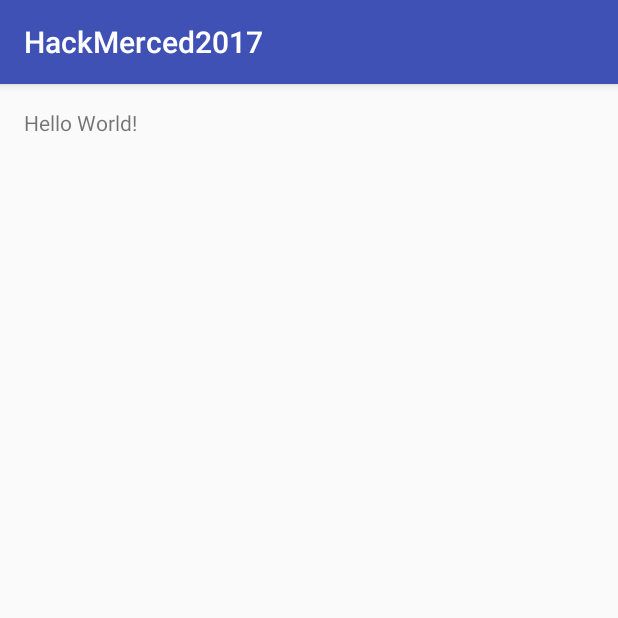
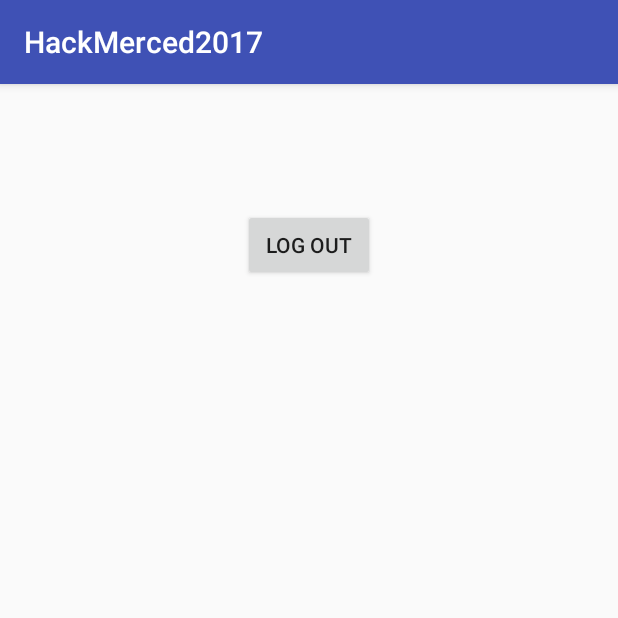
Before and after one commit to MohammadSharif/FormCheck, an Android app: the screen it shows after launch (LoginActivity), on a phone screen of 412 x 824 dp, the top half of it. Run offline under Robolectric (Android 15) with nearby library versions, the phone set to English and light mode, and no system bars; our stand-ins replace Firebase (no records; nobody signed in at launch, a user with empty details on screens opened directly); libraries missing offline, so code that uses them is left out: com.firebase.ui; 1 statement that could not run was skipped.

Commit message:
Added Login UI Buttons

```diff
--- a/app/src/main/java/haxtech/com/hackmerced2017/LoginActivity.java
+++ b/app/src/main/java/haxtech/com/hackmerced2017/LoginActivity.java
@@ -1,13 +1,65 @@
 package haxtech.com.hackmerced2017;
 
+import android.content.Intent;
+import android.support.annotation.NonNull;
 import android.support.v7.app.AppCompatActivity;
 import android.os.Bundle;
+import android.util.Log;
+import android.view.View;
 
-public class LoginActivity extends AppCompatActivity {
+import com.firebase.ui.auth.AuthUI;
+import com.google.android.gms.auth.api.Auth;
+import com.google.android.gms.tasks.OnCompleteListener;
+import com.google.android.gms.tasks.Task;
+import com.google.firebase.auth.FirebaseAuth;
+
+public class LoginActivity extends AppCompatActivity implements View.OnClickListener{
+    private static final int RC_SIGN_IN = 0;
+    private FirebaseAuth auth;
 
     @Override
     protected void onCreate(Bundle savedInstanceState) {
         super.onCreate(savedInstanceState);
         setContentView(R.layout.activity_login);
+        auth = FirebaseAuth.getInstance();
+        if(auth.getCurrentUser() != null){
+            // User has already signed in
+            Log.d("AUTH", auth.getCurrentUser().getEmail());
+        } else {
+            startActivityForResult(AuthUI.getInstance().createSignInIntentBuilder().setProviders(
+                    AuthUI.FACEBOOK_PROVIDER,
+                    AuthUI.EMAIL_PROVIDER,
+                    AuthUI.GOOGLE_PROVIDER
+            ).build(), RC_SIGN_IN);
+        }
+
+        findViewById(R.id.log_out_button).setOnClickListener(this);
+    }
+
+    @Override
+    protected void onActivityResult(int requestCode, int resultCode, Intent data) {
+        super.onActivityResult(requestCode, resultCode, data);
+        if(requestCode == RC_SIGN_IN){
+            if(resultCode == RESULT_OK){
+                // user logged in
+                Log.d("AUTH", auth.getCurrentUser().getEmail());
+            } else {
+                //user not authenticated
+                Log.d("AUTH", "NOT AUTHENTICATED");
+            }
+        }
+    }
+
+    @Override
+    public void onClick(View v) {
+        if(v.getId() == R.id.log_out_button){
+            AuthUI.getInstance().signOut(this).addOnCompleteListener(new OnCompleteListener<Void>() {
+                @Override
+                public void onComplete(@NonNull Task<Void> task) {
+                    Log.d("AUTH", "USER HAS LOGGED OUT");
+                    finish();
+                }
+            });
+        }
     }
 }
--- a/app/src/main/res/layout/activity_login.xml
+++ b/app/src/main/res/layout/activity_login.xml
@@ -11,8 +11,12 @@
     android:paddingTop="@dimen/activity_vertical_margin"
     tools:context="haxtech.com.hackmerced2017.LoginActivity">
 
-    <TextView
+    <Button
+        android:text="Log Out"
         android:layout_width="wrap_content"
         android:layout_height="wrap_content"
-        android:text="Hello World!"/>
+        android:layout_alignParentTop="true"
+        android:layout_centerHorizontal="true"
+        android:layout_marginTop="67dp"
+        android:id="@+id/log_out_button"/>
 </RelativeLayout>
```
